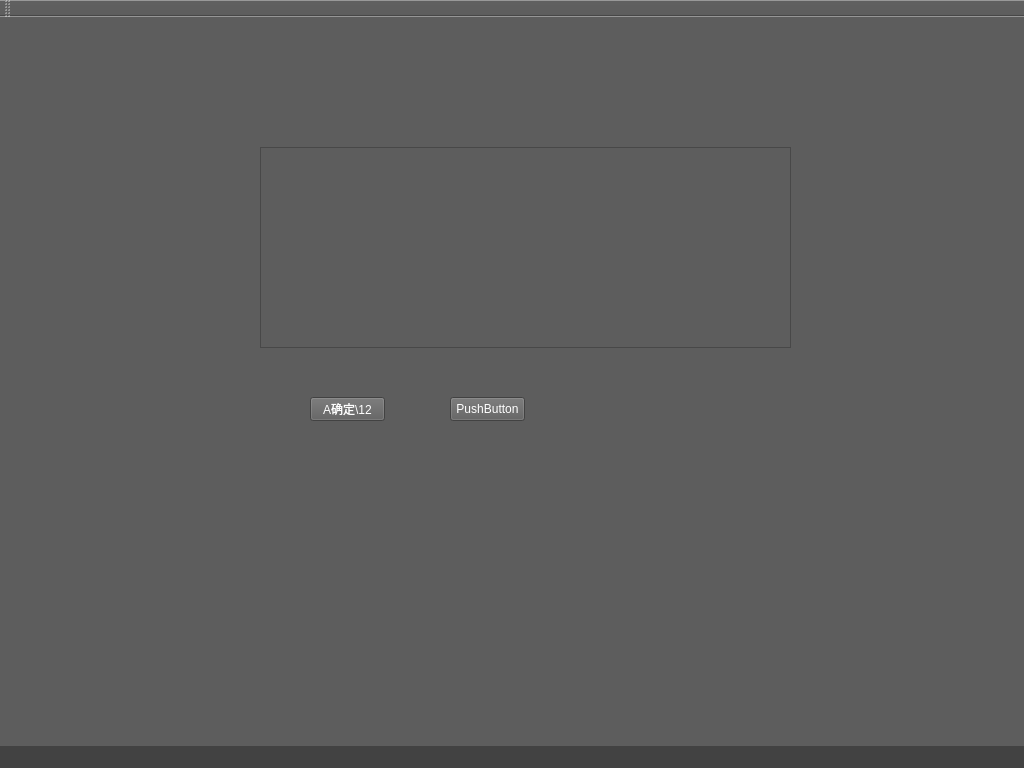
Before: the Qt Designer form my_account_soft/mysoft.ui in pk8900gh/account, drawn with Qt 5.
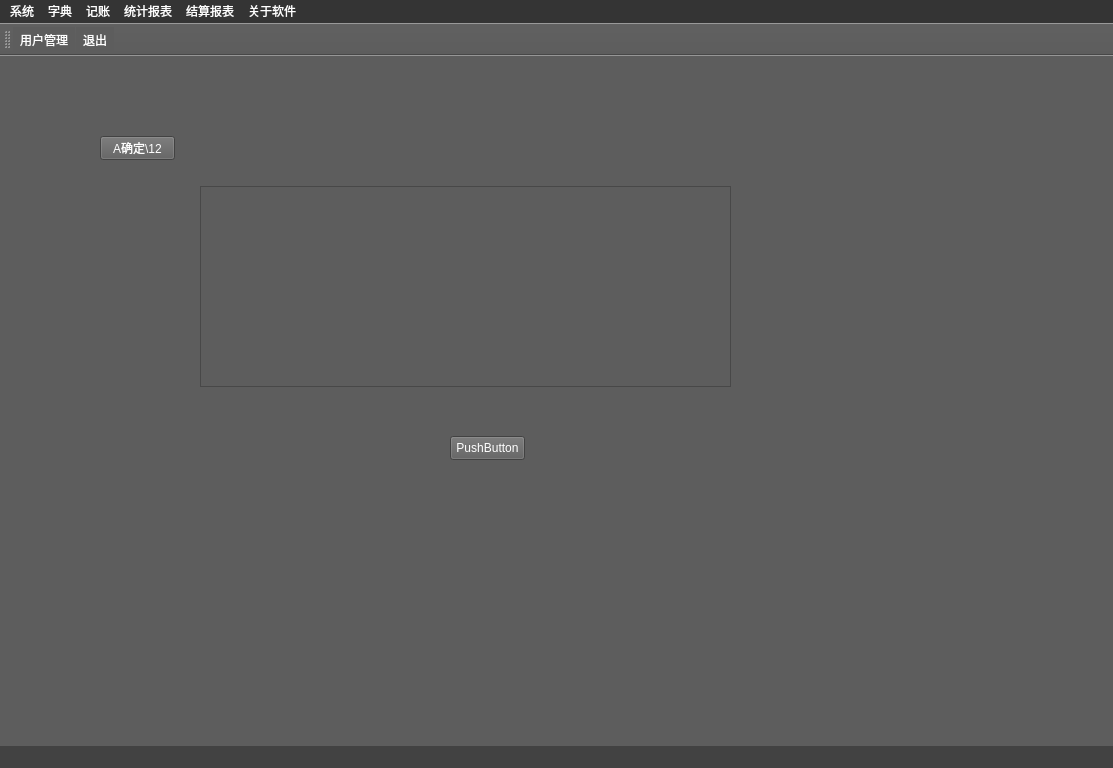
After: the same form once the commit is applied. Icons and pictures are not drawn.

Patch:
```diff
--- a/my_account_soft/mysoft.ui
+++ b/my_account_soft/mysoft.ui
@@ -6,7 +6,7 @@
    <rect>
     <x>0</x>
     <y>0</y>
-    <width>1024</width>
+    <width>1113</width>
     <height>768</height>
    </rect>
   </property>
@@ -17,11 +17,20 @@
    <string notr="true">background-color: rgb(93, 93, 93);
 color: rgb(255, 255, 255);</string>
   </property>
+  <property name="iconSize">
+   <size>
+    <width>36</width>
+    <height>36</height>
+   </size>
+  </property>
+  <property name="toolButtonStyle">
+   <enum>Qt::ToolButtonTextUnderIcon</enum>
+  </property>
   <widget class="QWidget" name="centralWidget">
    <widget class="QTextEdit" name="textEdit01">
     <property name="geometry">
      <rect>
-      <x>260</x>
+      <x>200</x>
       <y>130</y>
       <width>531</width>
       <height>201</height>
@@ -31,8 +40,8 @@
    <widget class="QPushButton" name="pushButton">
     <property name="geometry">
      <rect>
-      <x>310</x>
-      <y>380</y>
+      <x>100</x>
+      <y>80</y>
       <width>75</width>
       <height>24</height>
      </rect>
@@ -60,21 +69,75 @@
     <rect>
      <x>0</x>
      <y>0</y>
-     <width>1024</width>
+     <width>1113</width>
      <height>22</height>
     </rect>
    </property>
    <property name="styleSheet">
     <string notr="true">background-color: rgb(52, 52, 52);</string>
    </property>
+   <widget class="QMenu" name="m_sys">
+    <property name="title">
+     <string>系统</string>
+    </property>
+    <addaction name="m_sys_user"/>
+    <addaction name="m_sys_backup"/>
+    <addaction name="m_sys_recover"/>
+    <addaction name="separator"/>
+    <addaction name="m_sys_quit"/>
+   </widget>
+   <widget class="QMenu" name="m_dict">
+    <property name="title">
+     <string>字典</string>
+    </property>
+    <addaction name="action_8"/>
+    <addaction name="action_9"/>
+   </widget>
+   <widget class="QMenu" name="m_account">
+    <property name="title">
+     <string>记账</string>
+    </property>
+   </widget>
+   <widget class="QMenu" name="m_census">
+    <property name="title">
+     <string>统计报表</string>
+    </property>
+   </widget>
+   <widget class="QMenu" name="m_pay">
+    <property name="title">
+     <string>结算报表</string>
+    </property>
+   </widget>
+   <widget class="QMenu" name="m_about">
+    <property name="title">
+     <string>关于软件</string>
+    </property>
+   </widget>
+   <addaction name="m_sys"/>
+   <addaction name="m_dict"/>
+   <addaction name="m_account"/>
+   <addaction name="m_census"/>
+   <addaction name="m_pay"/>
+   <addaction name="m_about"/>
   </widget>
   <widget class="QToolBar" name="mainToolBar">
+   <property name="enabled">
+    <bool>true</bool>
+   </property>
+   <property name="sizePolicy">
+    <sizepolicy hsizetype="Preferred" vsizetype="Fixed">
+     <horstretch>0</horstretch>
+     <verstretch>0</verstretch>
+    </sizepolicy>
+   </property>
    <attribute name="toolBarArea">
     <enum>TopToolBarArea</enum>
    </attribute>
    <attribute name="toolBarBreak">
     <bool>false</bool>
    </attribute>
+   <addaction name="m_sys_user"/>
+   <addaction name="m_sys_quit"/>
   </widget>
   <widget class="QStatusBar" name="statusBar">
    <property name="styleSheet">
@@ -82,6 +145,48 @@
 color: rgb(255, 255, 255);</string>
    </property>
   </widget>
+  <action name="m_sys_user">
+   <property name="icon">
+    <iconset theme="accessories-calculator" resource="mysoft.qrc">
+     <normaloff>:/ico_/icon/custom.png</normaloff>:/ico_/icon/custom.png</iconset>
+   </property>
+   <property name="text">
+    <string>用户管理</string>
+   </property>
+  </action>
+  <action name="m_sys_backup">
+   <property name="icon">
+    <iconset resource="mysoft.qrc">
+     <normaloff>:/ico_/icon/backup.png</normaloff>:/ico_/icon/backup.png</iconset>
+   </property>
+   <property name="text">
+    <string>备份数据</string>
+   </property>
+  </action>
+  <action name="m_sys_recover">
+   <property name="text">
+    <string>恢复数据</string>
+   </property>
+  </action>
+  <action name="m_sys_quit">
+   <property name="icon">
+    <iconset resource="mysoft.qrc">
+     <normaloff>:/ico_/icon/close.png</normaloff>:/ico_/icon/close.png</iconset>
+   </property>
+   <property name="text">
+    <string>退出</string>
+   </property>
+  </action>
+  <action name="action_8">
+   <property name="text">
+    <string>客户管理</string>
+   </property>
+  </action>
+  <action name="action_9">
+   <property name="text">
+    <string>项目类型</string>
+   </property>
+  </action>
  </widget>
  <layoutdefault spacing="6" margin="11"/>
  <resources>
```
